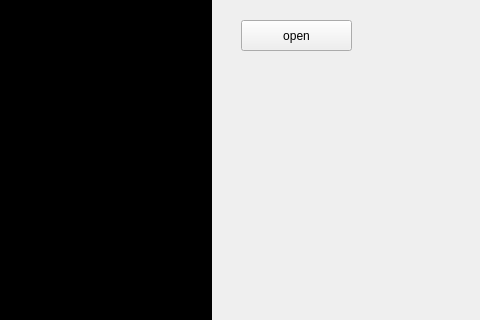
superbayes/videoCapture_qtAndOpencv, file mainwindow.ui: the form before one commit; both pictures show x 389 to 869 and y 0 to 320 of the 869 by 647 pixel window.
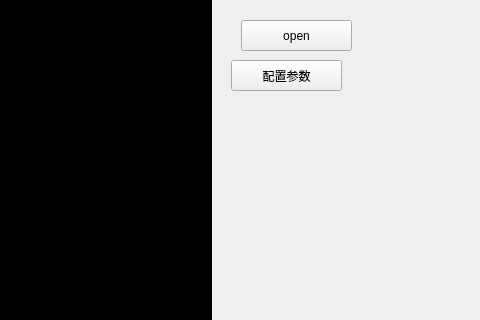
The form after the commit.

Diff of the .ui file:
```diff
--- a/mainwindow.ui
+++ b/mainwindow.ui
@@ -43,6 +43,19 @@
      <string>open</string>
     </property>
    </widget>
+   <widget class="QPushButton" name="pB_cameraConfig">
+    <property name="geometry">
+     <rect>
+      <x>620</x>
+      <y>60</y>
+      <width>111</width>
+      <height>31</height>
+     </rect>
+    </property>
+    <property name="text">
+     <string>配置参数</string>
+    </property>
+   </widget>
   </widget>
   <widget class="QMenuBar" name="menubar">
    <property name="geometry">
```
Left out of the diff: 2 changed lines with no effect on the pictures.
